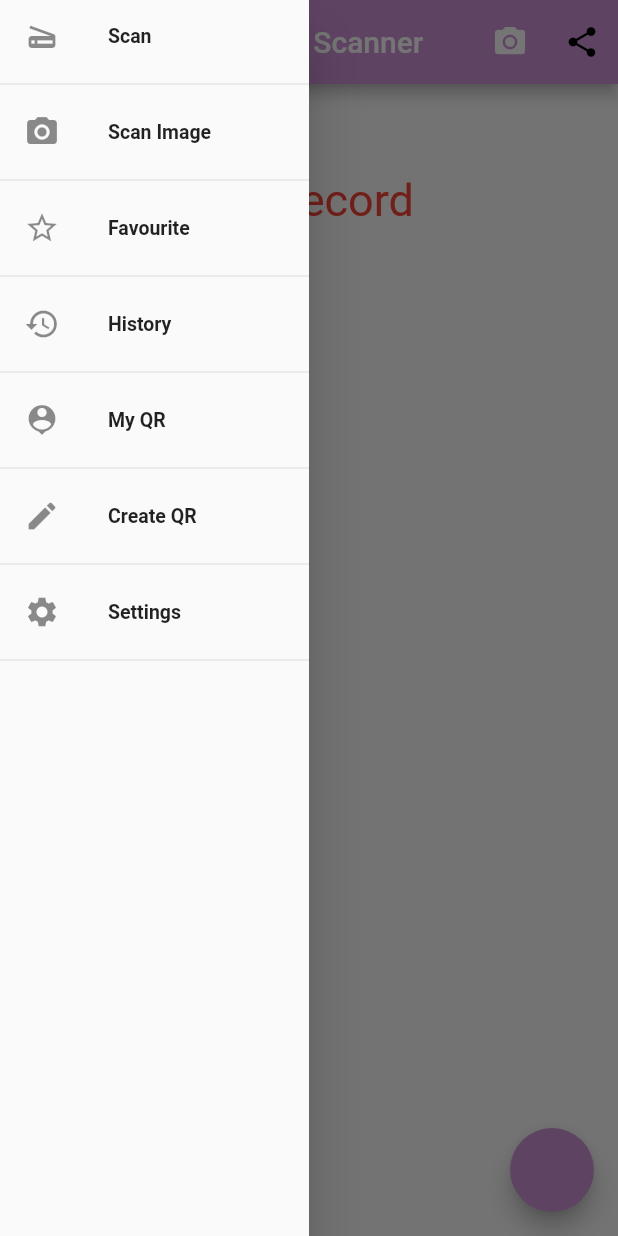
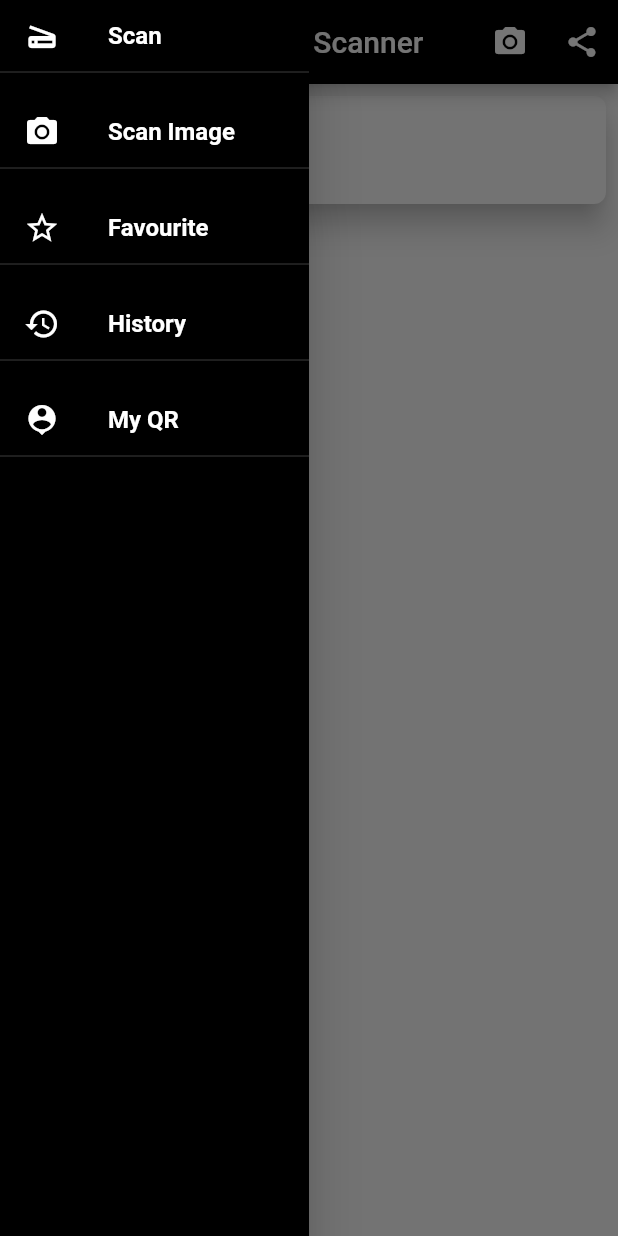
Before and after one commit to osamasandhu/BarCode, a Flutter app: the screen it shows after launch, with the side drawer open, on a phone screen of 412 x 824 dp. Run offline on Flutter 3.47's test engine with Material 2 defaults, Android fonts, the phone set to English and light mode, and no system bars; our stand-ins replace firebase_core, hive, hive_flutter, image_picker, qr_flutter, share; missing offline and left inert: barcode_scan, firebase_ml_vision, vcard, vcard_parser; accounts and stored records are empty; generated files the repository leaves out were written again.

Commit message:
SCan Image

```diff
--- a/lib/drawe.dart
+++ b/lib/drawe.dart
@@ -1,6 +1,6 @@
 import 'package:barCodeScanner/favourite.dart';
 import 'package:barCodeScanner/history.dart';
-import 'package:barCodeScanner/main.dart';
+import 'package:barCodeScanner/scanImage.dart';
 import 'package:barCodeScanner/myQR.dart';
 import 'package:flutter/material.dart';
 
@@ -14,19 +14,24 @@ class AppDrawer extends StatefulWidget {
 class _AppDrawerState extends State<AppDrawer> {
   @override
   Widget build(BuildContext context) {
-    return Container(
+    return Padding(
+      padding: EdgeInsets.only(top: MediaQuery.of(context).padding.top),
+      child: Container(
         width: MediaQuery.of(context).size.width / 2,
         child: Drawer(
           child: SingleChildScrollView(
-          child: SafeArea(
+            child: Container( height: MediaQuery.of(context).size.height,     color: Colors.black,
+
               child: Column(
                 children: [
                   listTile(title: 'Scan', iconData: Icons.scanner,function: () {
                     Navigator.of(context).pop();
-          CustomNavigator.navigateTo(context, Home());
             }),
                   Divider(),
-                listTile(title: 'Scan Image', iconData: Icons.camera_alt),
+                  listTile(title: 'Scan Image', iconData: Icons.camera_alt,function: () {
+                    Navigator.of(context).pop();
+                    CustomNavigator.navigateTo(context, ScanImage());
+                  }),
                   Divider(),
                   listTile(
                       title: 'Favourite',
@@ -51,12 +56,13 @@ class _AppDrawerState extends State<AppDrawer> {
                         Navigator.of(context).pop();
                         CustomNavigator.navigateTo(context, MyQR());
                       }),
-                Divider(),
-                listTile(title: 'Create QR', iconData: Icons.edit),
-                Divider(),
-                listTile(title: 'Settings', iconData: Icons.settings),
-                Divider(),
+                  // Divider(),
+                  // listTile(title: 'Create QR', iconData: Icons.edit),
+                  // Divider(),
+                  // listTile(title: 'Settings', iconData: Icons.settings),
+                  // Divider(),
                 ],
+              ),
             ),
           ),
         ),
@@ -65,14 +71,18 @@ class _AppDrawerState extends State<AppDrawer> {
   }
 
   Widget listTile({String title, IconData iconData, Function function}) {
-    return ListTile(
+    return Column(
+      children: [
+        ListTile(
           dense: true,
           title: Text(
             title,
-        style: TextStyle(fontWeight: FontWeight.bold),
+            style: TextStyle(fontWeight: FontWeight.bold,color: Colors.white,fontSize: 16),
           ),
-      leading: Icon(iconData),
+          leading: Icon(iconData,color: Colors.white),
           onTap: function,
+        ),Divider(height: 0,color: Colors.white24,)
+      ],
     );
   }
 }
--- a/lib/favourite.dart
+++ b/lib/favourite.dart
@@ -25,7 +25,7 @@ class _FavouriteState extends State<Favourite> {
   @override
   Widget build(BuildContext context) {
     return Scaffold(
-        drawer: AppDrawer(),        appBar: AppBar(centerTitle: true,
+       appBar: AppBar(centerTitle: true,
       title: Text('Favourite'),
     ),
         body:favourites.isEmpty? Padding(
--- a/lib/history.dart
+++ b/lib/history.dart
@@ -18,7 +18,7 @@ class _HistoryState extends State<History> {
   Widget build(BuildContext context) {
 
     return Scaffold(
-        drawer: AppDrawer(),
+     //   drawer: AppDrawer(),
         appBar: AppBar(
           centerTitle: true,
           title: Text('History'),
--- a/lib/main.dart
+++ b/lib/main.dart
@@ -4,20 +4,23 @@ import 'dart:io' show Platform;
 import 'package:barCodeScanner/custom-navigator.dart';
 import 'package:barCodeScanner/drawe.dart';
 import 'package:barCodeScanner/history.dart';
-import 'package:barCodeScanner/ml-vision.dart';
+import 'package:barCodeScanner/scanImage.dart';
 import 'package:barCodeScanner/model/appData.dart';
 import 'package:barCodeScanner/model/historyModel.dart';
+import 'package:barCodeScanner/myQR.dart';
 import 'package:barcode_scan/barcode_scan.dart';
 import 'package:flutter/material.dart';
 import 'package:flutter/services.dart';
 import 'package:qr_flutter/qr_flutter.dart';
 import 'package:share/share.dart';
 import 'package:url_launcher/url_launcher.dart';
+import 'package:firebase_core/firebase_core.dart';
+
 
 void main() async {
   WidgetsFlutterBinding.ensureInitialized();
+  await Firebase.initializeApp();
   await AppData.init();
-
   runApp(_MyApp());
 }
 
@@ -31,7 +34,7 @@ class _MyAppState extends State<_MyApp> {
   Widget build(BuildContext context) {
     return MaterialApp(
         theme: ThemeData(
-            primaryColor: Colors.purple[200], accentColor: Colors.purple[200]),
+            primaryColor: Colors.black, accentColor: Colors.black),
         debugShowCheckedModeBanner: false,
         home
       :Home()
@@ -107,7 +110,12 @@ controller =TabController(vsync: this,length: 2);
   Widget build(BuildContext context) {
     var contentList = <Widget>[
       if (scanResult != null)
-        Card(
+        Padding(
+          padding: const EdgeInsets.all(15.0),
+          child: Material(elevation: 8,borderRadius:
+              BorderRadius.circular(8),
+
+            child: Container(
               child: Column(
                 children: <Widget>[
                   ListTile(
@@ -128,17 +136,20 @@ controller =TabController(vsync: this,length: 2);
                   // ),
                 ],
               ),
+            ),
+          ),
         )
       else
-        Center(
-          child: Padding(
-            padding: const EdgeInsets.only(top: 60),
-            child: Text(
-              'No Record',
-              style: TextStyle(color: Colors.red, fontSize: 30),
-              textAlign: TextAlign.center,
-            ),
-          ),
+        Padding(
+          padding: const EdgeInsets.all(8.0),
+          child: Material(elevation: 8,borderRadius:
+          BorderRadius.circular(8),
+              child: Container(child: ListTile(
+
+            title: Text('Empty'),
+            subtitle: Text(
+              'No Code',style: TextStyle(color: Colors.black,fontWeight: FontWeight.bold,fontSize: 18),),
+          ),)),
         )
     ];
     return Builder(
@@ -178,9 +189,6 @@ controller =TabController(vsync: this,length: 2);
           shrinkWrap: true,
           children: contentList,
         ),
-        floatingActionButton:
-        FloatingActionButton(onPressed: (){CustomNavigator.navigateTo(context, MyHomePage());}),
-
       ),
     );
   }
--- a/pubspec.yaml
+++ b/pubspec.yaml
@@ -34,8 +34,9 @@ dependencies:
   vcard_parser: 0.1.6
   qr_flutter: ^3.1.0
   vcard: 0.1.1
+  image_picker:
+  firebase_core:
   firebase_ml_vision:
-  image_picker:
   # The following adds the Cupertino Icons font to your application.
   # Use with the CupertinoIcons class for iOS style icons.
   cupertino_icons: ^0.1.3
```
Also changed, not shown: lib/ml-vision.dart (deleted, +0 -83 lines), lib/myQR.dart (+5 -5 lines), lib/scanImage.dart (added, +217 -0 lines), lib/viewFav.dart (+6 -2 lines), lib/viewHis.dart (+8 -2 lines), pubspec.lock, 3 other files. Lines whose indentation alone changed are shown as unchanged.
